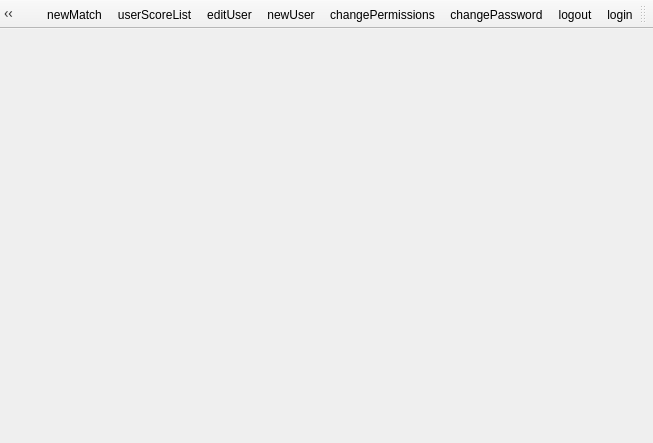
nournia/ketabkhaane, file Client/reghaabat/mainwindow.ui: the form before one commit.
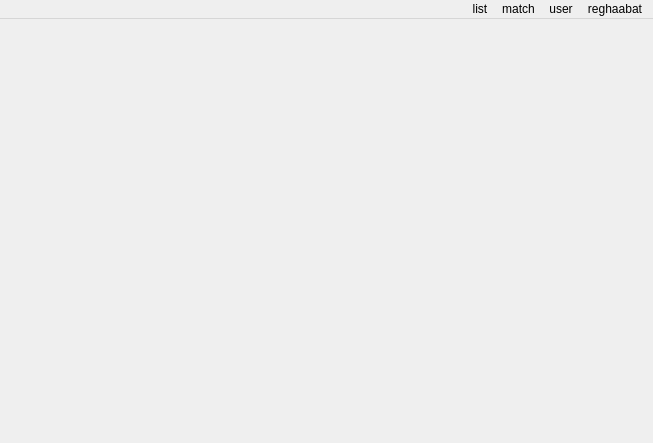
The form after the commit.

Commit message: added gender separated user score list

Diff of the .ui file:
```diff
--- a/Client/reghaabat/mainwindow.ui
+++ b/Client/reghaabat/mainwindow.ui
@@ -16,6 +16,9 @@
   <property name="layoutDirection">
    <enum>Qt::RightToLeft</enum>
   </property>
+  <property name="styleSheet">
+   <string notr="true">font-family: Tahoma;</string>
+  </property>
   <widget class="QWidget" name="centralWidget">
    <layout class="QVBoxLayout" name="verticalLayout_2">
     <property name="spacing">
@@ -35,34 +38,50 @@
      <x>0</x>
      <y>0</y>
      <width>653</width>
-     <height>21</height>
+     <height>20</height>
     </rect>
    </property>
-  </widget>
-  <widget class="QToolBar" name="mainToolBar">
-   <attribute name="toolBarArea">
-    <enum>TopToolBarArea</enum>
-   </attribute>
-   <attribute name="toolBarBreak">
-    <bool>false</bool>
-   </attribute>
+   <widget class="QMenu" name="menuReghaabat">
+    <property name="title">
+     <string>reghaabat</string>
+    </property>
    <addaction name="actionLogin"/>
    <addaction name="actionLogout"/>
    <addaction name="actionChangePassword"/>
    <addaction name="actionChangePermissions"/>
+    <addaction name="actionSync"/>
+    <addaction name="actionOptions"/>
+   </widget>
+   <widget class="QMenu" name="menuUser">
+    <property name="title">
+     <string>user</string>
+    </property>
    <addaction name="actionNewUser"/>
    <addaction name="actionEditUser"/>
-   <addaction name="actionUserScoreList"/>
+   </widget>
+   <widget class="QMenu" name="menuMatch">
+    <property name="title">
+     <string>match</string>
+    </property>
+    <addaction name="actionDeliverMatch"/>
    <addaction name="actionNewMatch"/>
    <addaction name="actionEditMatch"/>
-   <addaction name="actionOptions"/>
-   <addaction name="actionDeliverMatch"/>
-   <addaction name="actionSync"/>
+   </widget>
+   <widget class="QMenu" name="menuList">
+    <property name="title">
+     <string>list</string>
+    </property>
+    <addaction name="actionUserScoreList"/>
+   </widget>
+   <addaction name="menuReghaabat"/>
+   <addaction name="menuUser"/>
+   <addaction name="menuMatch"/>
+   <addaction name="menuList"/>
   </widget>
   <widget class="QStatusBar" name="statusBar">
    <property name="font">
     <font>
-     <pointsize>8</pointsize>
+     <family>Tahoma</family>
     </font>
    </property>
    <property name="sizeGripEnabled">
```
Left out of the diff: 3 changed lines with no effect on the pictures. Lines whose indentation alone changed are shown as unchanged. The commit also changes 8 other files.
